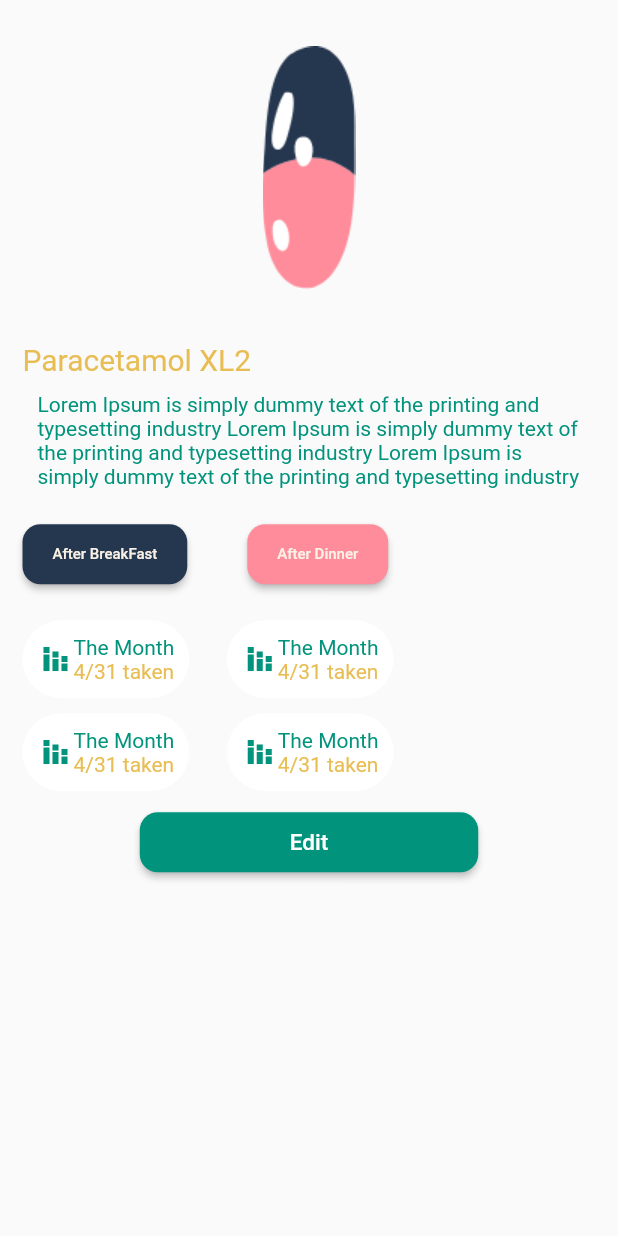
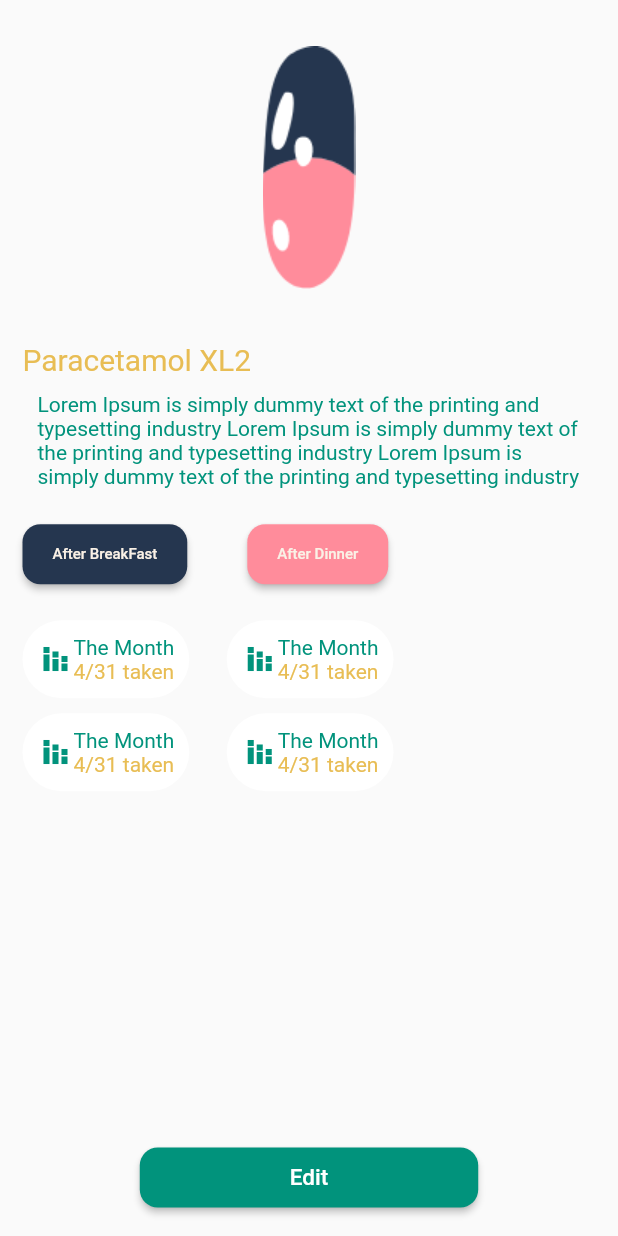
Before and after one commit to michaelemad98/medicine-reminder-, a Flutter app: the screen it shows after launch, on a phone screen of 412 x 824 dp. Run offline on Flutter 3.47's test engine with Material 2 defaults, Android fonts, the phone set to English and light mode, and no system bars.

Commit message:
small edit in Edit screen

```diff
--- a/lib/ui/editPageScrean.dart
+++ b/lib/ui/editPageScrean.dart
@@ -154,7 +154,7 @@ class EditMedicine extends StatelessWidget {
                             ),
                           ],
                         ),
-                        SizedBox(height: 10,),
+                        Spacer(),
                         Center(child: DefaultElevatedButton(onPressed: (){},onPrimary: AppColors.whiteColor,primary: AppColors.defaultColor,paddingHorizontal: 100,minimumSizeX: 50,minimumSizeY: 40,text: 'Edit',fontSize: 15,)),
                       ],
                     ),
```
